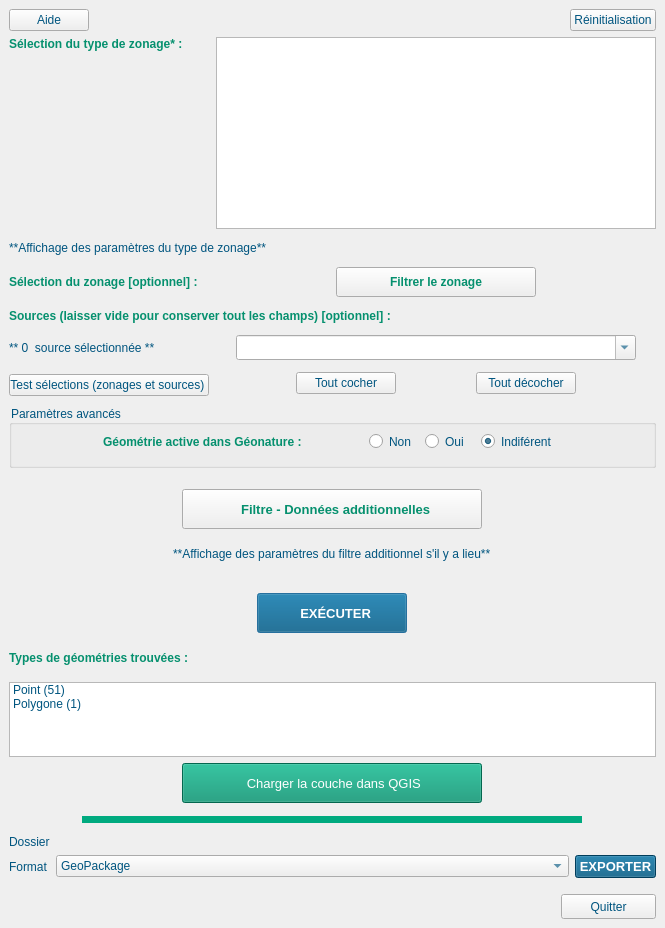
PnX-SI/GeoNature-GIS, file ui/referentiel_geographique_dock.ui: the form before one commit.
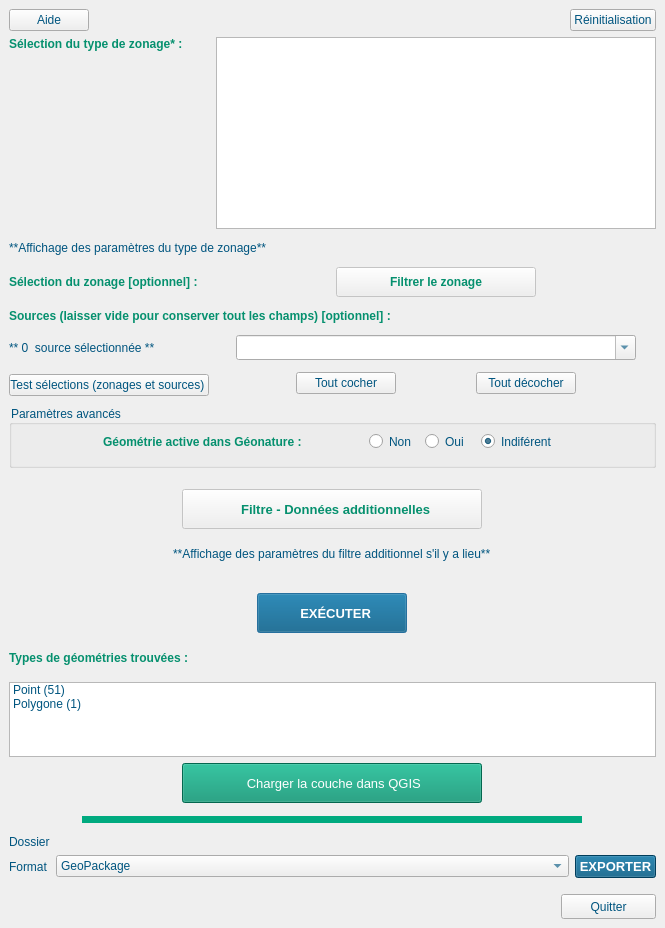
The form after the commit. Icons and pictures are not drawn. Custom widgets are drawn as their Qt base class.

Diff of the .ui file:
```diff
--- a/ui/referentiel_geographique_dock.ui
+++ b/ui/referentiel_geographique_dock.ui
@@ -121,6 +121,9 @@
       </item>
       <item row="2" column="1" alignment="Qt::AlignHCenter">
        <widget class="QPushButton" name="pb_filterzonage">
+        <property name="enabled">
+         <bool>false</bool>
+        </property>
         <property name="minimumSize">
          <size>
           <width>200</width>
@@ -437,6 +440,9 @@
     </item>
     <item alignment="Qt::AlignHCenter">
      <widget class="QPushButton" name="pb_additionalFilter">
+      <property name="enabled">
+       <bool>false</bool>
+      </property>
       <property name="minimumSize">
        <size>
         <width>300</width>
```
